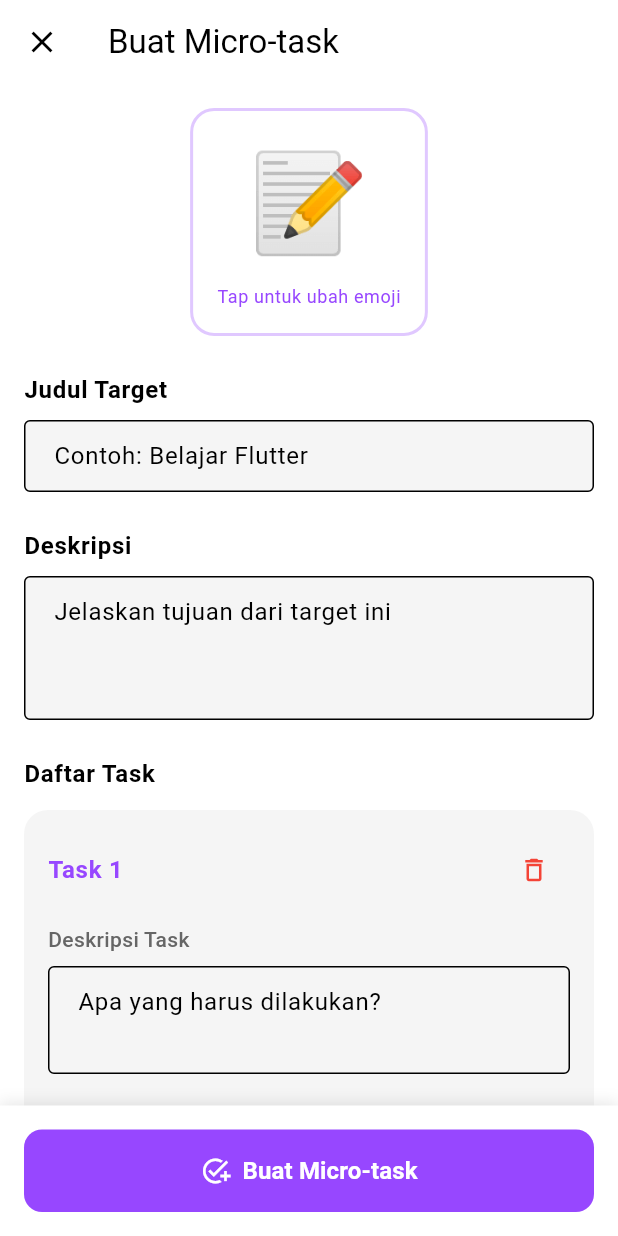
After one commit to alkausarhapis/eira, a Flutter app: the screen it shows after launch, after a tap on "atau buat micro-task manual", on a phone screen of 412 x 824 dp. The commit adds this screen. Run offline on Flutter 3.47's test engine with Material 3 defaults, Android fonts, the phone set to English and light mode, and no system bars; our stand-ins replace flutter_dotenv, flutter_local_notifications, google_generative_ai, shared_preferences, sqflite; accounts and stored records are empty.

Commit message:
feat: create microtask manually

```diff
--- /dev/null
+++ b/lib/views/create_microtask_page.dart
@@ -0,0 +1,428 @@
+import 'package:flutter/material.dart';
+import 'package:provider/provider.dart';
+
+import '../models/microtask_model.dart';
+import '../viewmodels/microtask_viewmodel.dart';
+import '../widgets/primary_button.dart';
+
+class CreateMicrotaskPage extends StatefulWidget {
+  const CreateMicrotaskPage({super.key});
+
+  @override
+  State<CreateMicrotaskPage> createState() => _CreateMicrotaskPageState();
+}
+
+class _CreateMicrotaskPageState extends State<CreateMicrotaskPage> {
+  final TextEditingController _titleController = TextEditingController();
+  final TextEditingController _descController = TextEditingController();
+  final List<TextEditingController> _taskControllers = [
+    TextEditingController(),
+  ];
+  final List<TextEditingController> _restTimeControllers = [
+    TextEditingController(text: '60'),
+  ];
+  bool _isSaving = false;
+  String _selectedEmoji = '📝';
+
+  final List<String> _emojiOptions = [
+    '📝',
+    '💪',
+    '🎯',
+    '🚀',
+    '📚',
+    '💡',
+    '🎨',
+    '🏃',
+    '🧠',
+    '⚡',
+    '🔥',
+    '✨',
+  ];
+
+  @override
+  void dispose() {
+    _titleController.dispose();
+    _descController.dispose();
+    for (var controller in _taskControllers) {
+      controller.dispose();
+    }
+    for (var controller in _restTimeControllers) {
+      controller.dispose();
+    }
+    super.dispose();
+  }
+
+  void _addNewTask() {
+    setState(() {
+      _taskControllers.add(TextEditingController());
+      _restTimeControllers.add(TextEditingController(text: '60'));
+    });
+  }
+
+  void _removeTask(int index) {
+    if (_taskControllers.length <= 1) {
+      ScaffoldMessenger.of(context).showSnackBar(
+        const SnackBar(
+          content: Text('Minimal harus ada satu task'),
+          backgroundColor: Colors.orange,
+        ),
+      );
+      return;
+    }
+
+    setState(() {
+      _taskControllers[index].dispose();
+      _restTimeControllers[index].dispose();
+      _taskControllers.removeAt(index);
+      _restTimeControllers.removeAt(index);
+    });
+  }
+
+  Future<void> _createMicrotask() async {
+    // Validation
+    if (_titleController.text.trim().isEmpty) {
+      ScaffoldMessenger.of(context).showSnackBar(
+        const SnackBar(
+          content: Text('Judul tidak boleh kosong'),
+          backgroundColor: Colors.red,
+        ),
+      );
+      return;
+    }
+
+    if (_descController.text.trim().isEmpty) {
+      ScaffoldMessenger.of(context).showSnackBar(
+        const SnackBar(
+          content: Text('Deskripsi tidak boleh kosong'),
+          backgroundColor: Colors.red,
+        ),
+      );
+      return;
+    }
+
+    for (int i = 0; i < _taskControllers.length; i++) {
+      if (_taskControllers[i].text.trim().isEmpty) {
+        ScaffoldMessenger.of(context).showSnackBar(
+          SnackBar(
+            content: Text('Task ${i + 1} tidak boleh kosong'),
+            backgroundColor: Colors.red,
+          ),
+        );
+        return;
+      }
+    }
+
+    setState(() => _isSaving = true);
+
+    final microtaskItems = List.generate(
+      _taskControllers.length,
+      (index) => MicroTaskItem(
+        task: _taskControllers[index].text.trim(),
+        restTimeSeconds: int.tryParse(_restTimeControllers[index].text) ?? 60,
+        isCompleted: false,
+      ),
+    );
+
+    final newMicrotask = MicroTaskModel(
+      id: DateTime.now().millisecondsSinceEpoch.toString(),
+      judulTarget: _titleController.text.trim(),
+      deskripsi: _descController.text.trim(),
+      emoji: _selectedEmoji,
+      status: 'pending',
+      timeTaken: Duration.zero,
+      microtasks: microtaskItems,
+      isValid: true,
+    );
+
+    await context.read<MicrotaskViewModel>().addAndSaveMicrotask(newMicrotask);
+
+    if (mounted) {
+      ScaffoldMessenger.of(context).showSnackBar(
+        const SnackBar(
+          content: Row(
+            children: [
+              Icon(Icons.check_circle, color: Colors.white),
+              SizedBox(width: 12),
+              Text('Micro-task berhasil dibuat'),
+            ],
+          ),
+          backgroundColor: Color(0xFF9747FF),
+          behavior: SnackBarBehavior.floating,
+        ),
+      );
+      Navigator.pop(context);
+    }
+  }
+
+  void _showEmojiPicker() {
+    showDialog(
+      context: context,
+      builder: (context) => AlertDialog(
+        title: const Text('Pilih Emoji', textAlign: TextAlign.center),
+        content: SizedBox(
+          width: double.maxFinite,
+          child: GridView.builder(
+            shrinkWrap: true,
+            gridDelegate: const SliverGridDelegateWithFixedCrossAxisCount(
+              crossAxisCount: 4,
+              crossAxisSpacing: 12,
+              mainAxisSpacing: 12,
+            ),
+            itemCount: _emojiOptions.length,
+            itemBuilder: (context, index) {
+              final emoji = _emojiOptions[index];
+              return InkWell(
+                onTap: () {
+                  setState(() => _selectedEmoji = emoji);
+                  Navigator.pop(context);
+                },
+                child: Container(
+                  alignment: Alignment.center,
+                  decoration: BoxDecoration(
+                    color: emoji == _selectedEmoji
+                        ? Theme.of(context).primaryColor.withValues(alpha: 0.1)
+                        : null,
+                    border: Border.all(
+                      color: emoji == _selectedEmoji
+                          ? Theme.of(context).primaryColor
+                          : Colors.grey.shade300,
+                      width: emoji == _selectedEmoji ? 2 : 1,
+                    ),
+                    borderRadius: BorderRadius.circular(12),
+                  ),
+                  child: Text(emoji, style: const TextStyle(fontSize: 32)),
+                ),
+              );
+            },
+          ),
+        ),
+        actions: [
+          TextButton(
+            onPressed: () => Navigator.pop(context),
+            child: const Text('Tutup'),
+          ),
+        ],
+      ),
+    );
+  }
+
+  @override
+  Widget build(BuildContext context) {
+    final theme = Theme.of(context);
+
+    return Scaffold(
+      appBar: AppBar(
+        title: const Text('Buat Micro-task'),
+        leading: IconButton(
+          icon: const Icon(Icons.close),
+          onPressed: () => Navigator.pop(context),
+        ),
+      ),
+      body: SafeArea(
+        child: Column(
+          children: [
+            Expanded(
+              child: SingleChildScrollView(
+                padding: const EdgeInsets.all(16),
+                child: Column(
+                  crossAxisAlignment: CrossAxisAlignment.start,
+                  children: [
+                    // Emoji selector
+                    Center(
+                      child: InkWell(
+                        onTap: _showEmojiPicker,
+                        child: Container(
+                          padding: const EdgeInsets.all(16),
+                          decoration: BoxDecoration(
+                            border: Border.all(
+                              color: theme.primaryColor.withValues(alpha: 0.3),
+                              width: 2,
+                            ),
+                            borderRadius: BorderRadius.circular(16),
+                          ),
+                          child: Column(
+                            children: [
+                              Text(
+                                _selectedEmoji,
+                                style: const TextStyle(fontSize: 64),
+                              ),
+                              const SizedBox(height: 8),
+                              Text(
+                                'Tap untuk ubah emoji',
+                                style: theme.textTheme.bodySmall?.copyWith(
+                                  color: theme.primaryColor,
+                                ),
+                              ),
+                            ],
+                          ),
+                        ),
+                      ),
+                    ),
+                    const SizedBox(height: 24),
+
+                    // Title field
+                    Text(
+                      'Judul Target',
+                      style: theme.textTheme.bodyLarge?.copyWith(
+                        fontWeight: FontWeight.w600,
+                      ),
+                    ),
+                    const SizedBox(height: 8),
+                    TextField(
+                      controller: _titleController,
+                      decoration: const InputDecoration(
+                        hintText: 'Contoh: Belajar Flutter',
+                        border: OutlineInputBorder(),
+                      ),
+                      maxLines: 1,
+                    ),
+                    const SizedBox(height: 24),
+
+                    // Description field
+                    Text(
+                      'Deskripsi',
+                      style: theme.textTheme.bodyLarge?.copyWith(
+                        fontWeight: FontWeight.w600,
+                      ),
+                    ),
+                    const SizedBox(height: 8),
+                    TextField(
+                      controller: _descController,
+                      decoration: const InputDecoration(
+                        hintText: 'Jelaskan tujuan dari target ini',
+                        border: OutlineInputBorder(),
+                      ),
+                      maxLines: 3,
+                    ),
+                    const SizedBox(height: 24),
+
+                    // Tasks section header
+                    Text(
+                      'Daftar Task',
+                      style: theme.textTheme.bodyLarge?.copyWith(
+                        fontWeight: FontWeight.w600,
+                      ),
+                    ),
+                    const SizedBox(height: 12),
+
+                    // Tasks list
+                    ...List.generate(_taskControllers.length, (index) {
+                      return Card(
+                        margin: const EdgeInsets.only(bottom: 16),
+                        child: Padding(
+                          padding: const EdgeInsets.all(16),
+                          child: Column(
+                            crossAxisAlignment: CrossAxisAlignment.start,
+                            children: [
+                              Row(
+                                mainAxisAlignment:
+                                    MainAxisAlignment.spaceBetween,
+                                children: [
+                                  Text(
+                                    'Task ${index + 1}',
+                                    style: theme.textTheme.bodyLarge?.copyWith(
+                                      fontWeight: FontWeight.w600,
+                                      color: theme.primaryColor,
+                                    ),
+                                  ),
+                                  IconButton(
+                                    onPressed: () => _removeTask(index),
+                                    icon: const Icon(Icons.delete_outline),
+                                    color: Colors.red,
+                                    iconSize: 20,
+                                    tooltip: 'Hapus task',
+                                  ),
+                                ],
+                              ),
+                              const SizedBox(height: 12),
+                              Text(
+                                'Deskripsi Task',
+                                style: theme.textTheme.bodyMedium?.copyWith(
+                                  fontWeight: FontWeight.w500,
+                                ),
+                              ),
+                              const SizedBox(height: 8),
+                              TextField(
+                                controller: _taskControllers[index],
+                                decoration: const InputDecoration(
+                                  hintText: 'Apa yang harus dilakukan?',
+                                  border: OutlineInputBorder(),
+                                ),
+                                maxLines: 2,
+                              ),
+                              const SizedBox(height: 16),
+                              Text(
+                                'Waktu Istirahat Setelah Task',
+                                style: theme.textTheme.bodyMedium?.copyWith(
+                                  fontWeight: FontWeight.w500,
+                                ),
+                              ),
+                              const SizedBox(height: 8),
+                              TextField(
+                                controller: _restTimeControllers[index],
+                                decoration: const InputDecoration(
+                                  hintText: 'Contoh: 60',
+                                  prefixIcon: Icon(Icons.timer_outlined),
+                                  suffixText: 'detik',
+                                  helperText:
+                                      'Waktu istirahat setelah menyelesaikan task ini',
+                                  border: OutlineInputBorder(),
+                                ),
+                                keyboardType: TextInputType.number,
+                              ),
+                            ],
+                          ),
+                        ),
+                      );
+                    }),
+
+                    // Add new task button
+                    const SizedBox(height: 8),
+                    OutlinedButton.icon(
+                      onPressed: _addNewTask,
+                      icon: const Icon(Icons.add),
+                      label: const Text('Tambah Task Baru'),
+                      style: OutlinedButton.styleFrom(
+                        padding: const EdgeInsets.symmetric(
+                          vertical: 16,
+                          horizontal: 24,
+                        ),
+                        side: BorderSide(color: theme.primaryColor),
+                        foregroundColor: theme.primaryColor,
+                        minimumSize: const Size(double.infinity, 48),
+                      ),
+                    ),
+                  ],
+                ),
+              ),
+            ),
+
+            // Bottom action buttons
+            Container(
+              padding: const EdgeInsets.all(16),
+              decoration: BoxDecoration(
+                color: theme.scaffoldBackgroundColor,
+                boxShadow: [
+                  BoxShadow(
+                    color: Colors.black.withValues(alpha: 0.1),
+                    blurRadius: 8,
+                    offset: const Offset(0, -2),
+                  ),
+                ],
+              ),
+              child: SafeArea(
+                top: false,
+                child: PrimaryButton(
+                  text: 'Buat Micro-task',
+                  icon: Icons.add_task,
+                  onPressed: _createMicrotask,
+                  isLoading: _isSaving,
+                ),
+              ),
+            ),
+          ],
+        ),
+      ),
+    );
+  }
+}
--- a/lib/views/home_page.dart
+++ b/lib/views/home_page.dart
@@ -8,6 +8,7 @@ import '../widgets/active_session_widget.dart';
 import '../widgets/logo_widget.dart';
 import '../widgets/microtask_card.dart';
 import '../widgets/primary_button.dart';
+import 'create_microtask_page.dart';
 
 class HomePage extends StatefulWidget {
   const HomePage({super.key});
@@ -232,9 +233,21 @@ class _HomePageState extends State<HomePage> {
                       onPressed: () => _generateMicrotasks(context),
                       isLoading: _isGenerating,
                     ),
-                    const SizedBox(height: 32),
+                    Center(
+                      child: TextButton(
+                        onPressed: () {
+                          Navigator.push(
+                            context,
+                            MaterialPageRoute(
+                              builder: (context) => const CreateMicrotaskPage(),
+                            ),
+                          );
+                        },
+                        child: const Text('atau buat micro-task manual'),
+                      ),
+                    ),
+                    const SizedBox(height: 16),
 
-                    // Active Session
                     if (microtaskViewModel.activeSession != null) ...[
                       ActiveSessionWidget(
                         currentTask: microtaskViewModel.currentTaskText ?? '',
@@ -253,7 +266,6 @@ class _HomePageState extends State<HomePage> {
                       const SizedBox(height: 32),
                     ],
 
-                    // Microtask List
                     if (microtaskViewModel.microtasks.isNotEmpty) ...[
                       Text(
                         'Daftar Micro-task',
--- a/lib/widgets/active_session_widget.dart
+++ b/lib/widgets/active_session_widget.dart
@@ -158,6 +158,8 @@ class ActiveSessionWidget extends StatelessWidget {
                     width: 2,
                   ),
                 ),
+                child: SizedBox(
+                  width: double.infinity,
                   child: Column(
                     crossAxisAlignment: CrossAxisAlignment.start,
                     children: [
@@ -177,6 +179,7 @@ class ActiveSessionWidget extends StatelessWidget {
                         ),
                       ),
                     ],
+                  ),
                 ),
               ),
               const SizedBox(height: 20),
```
Also changed, not shown: lib/viewmodels/microtask_viewmodel.dart (+23 -0 lines). Lines whose indentation alone changed are shown as unchanged.
